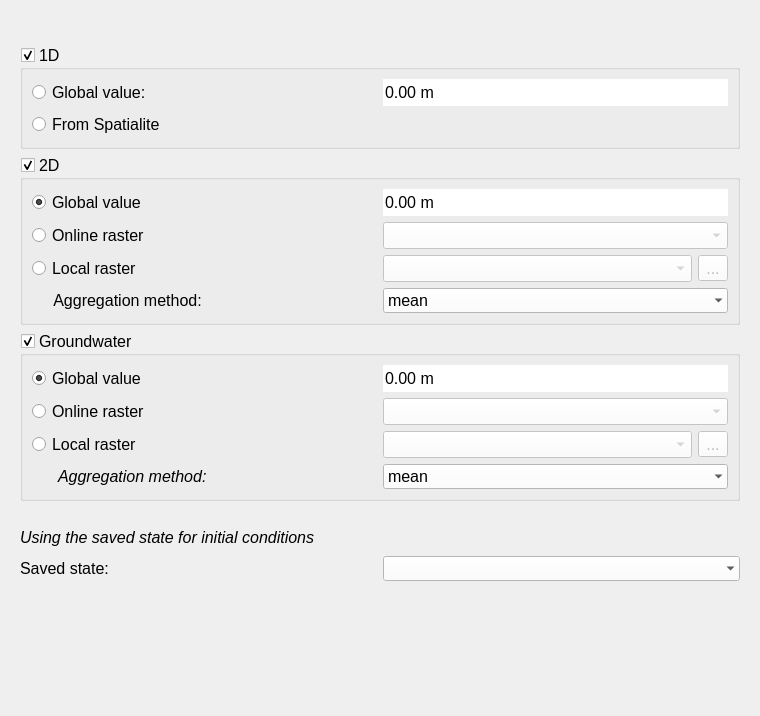
Before: the Qt Designer form threedi_models_and_simulations/ui/simulation_wizard/page_initial_conditions.ui in nens/threedi-api-qgis-client, drawn with Qt 5.
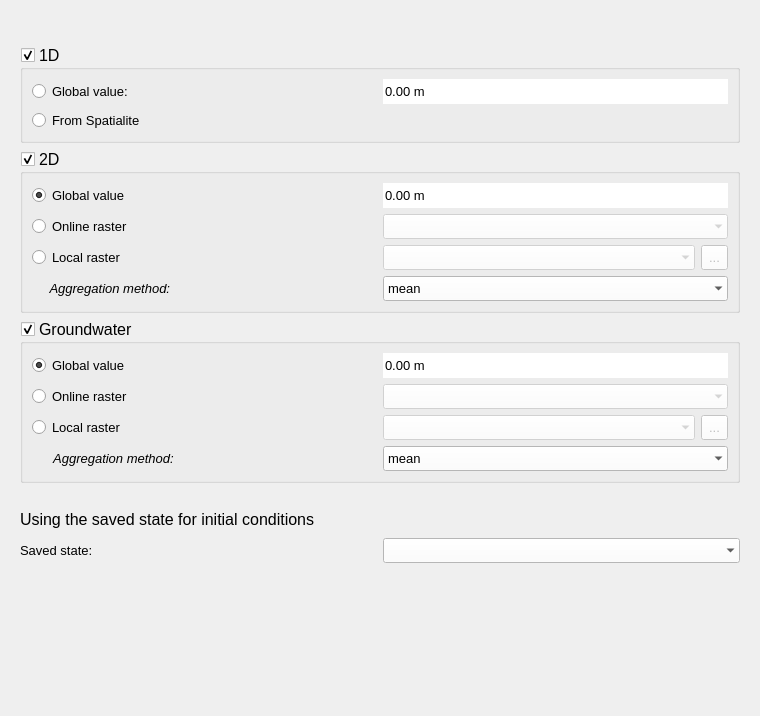
After: the same form once the commit is applied. Custom widgets are drawn as their Qt base class.

Commit message: Work on using local initial water level rasters within simulation wizard.

Patch:
```diff
--- a/threedi_models_and_simulations/ui/simulation_wizard/page_initial_conditions.ui
+++ b/threedi_models_and_simulations/ui/simulation_wizard/page_initial_conditions.ui
@@ -139,8 +139,8 @@
            <property name="font">
             <font>
              <family>Segoe UI</family>
-             <pointsize>12</pointsize>
-             <italic>false</italic>
+             <pointsize>10</pointsize>
+             <italic>true</italic>
             </font>
            </property>
            <property name="text">
@@ -150,6 +150,12 @@
          </item>
          <item row="3" column="0">
           <widget class="QRadioButton" name="rb_2d_local_raster">
+           <property name="font">
+            <font>
+             <family>Segoe UI</family>
+             <pointsize>10</pointsize>
+            </font>
+           </property>
            <property name="text">
             <string>Local raster</string>
            </property>
@@ -157,6 +163,12 @@
          </item>
          <item row="2" column="0">
           <widget class="QRadioButton" name="rb_2d_online_raster">
+           <property name="font">
+            <font>
+             <family>Segoe UI</family>
+             <pointsize>10</pointsize>
+            </font>
+           </property>
            <property name="text">
             <string>Online raster</string>
            </property>
@@ -167,6 +179,24 @@
            <property name="enabled">
             <bool>false</bool>
            </property>
+           <property name="minimumSize">
+            <size>
+             <width>300</width>
+             <height>25</height>
+            </size>
+           </property>
+           <property name="font">
+            <font>
+             <family>Segoe UI</family>
+             <pointsize>10</pointsize>
+            </font>
+           </property>
+           <property name="styleSheet">
+            <string notr="true">QComboBox {background-color:white; selection-background-color: lightgray;}</string>
+           </property>
+           <property name="frame">
+            <bool>false</bool>
+           </property>
           </widget>
          </item>
          <item row="5" column="2">
@@ -186,7 +216,7 @@
            <property name="font">
             <font>
              <family>Segoe UI</family>
-             <pointsize>12</pointsize>
+             <pointsize>10</pointsize>
             </font>
            </property>
            <property name="styleSheet">
@@ -214,6 +244,12 @@
          </item>
          <item row="1" column="0">
           <widget class="QRadioButton" name="rb_2d_global_value">
+           <property name="font">
+            <font>
+             <family>Segoe UI</family>
+             <pointsize>10</pointsize>
+            </font>
+           </property>
            <property name="text">
             <string>Global value</string>
            </property>
@@ -239,7 +275,7 @@
            <property name="font">
             <font>
              <family>Segoe UI</family>
-             <pointsize>12</pointsize>
+             <pointsize>10</pointsize>
             </font>
            </property>
            <property name="styleSheet">
@@ -275,6 +311,24 @@
              <property name="enabled">
               <bool>false</bool>
              </property>
+             <property name="minimumSize">
+              <size>
+               <width>0</width>
+               <height>25</height>
+              </size>
+             </property>
+             <property name="font">
+              <font>
+               <family>Segoe UI</family>
+               <pointsize>10</pointsize>
+              </font>
+             </property>
+             <property name="styleSheet">
+              <string notr="true">QComboBox {background-color:white; selection-background-color: lightgray;}</string>
+             </property>
+             <property name="frame">
+              <bool>false</bool>
+             </property>
              <property name="showCrs">
               <bool>true</bool>
              </property>
@@ -285,6 +339,18 @@
              <property name="enabled">
               <bool>false</bool>
              </property>
+             <property name="minimumSize">
+              <size>
+               <width>0</width>
+               <height>25</height>
+              </size>
+             </property>
+             <property name="font">
+              <font>
+               <family>Segoe UI</family>
+               <pointsize>10</pointsize>
+              </font>
+             </property>
              <property name="text">
               <string>...</string>
              </property>
@@ -336,7 +402,7 @@
            <property name="font">
             <font>
              <family>Segoe UI</family>
-             <pointsize>12</pointsize>
+             <pointsize>10</pointsize>
              <italic>true</italic>
             </font>
            </property>
@@ -362,7 +428,7 @@
            <property name="font">
             <font>
              <family>Segoe UI</family>
-             <pointsize>12</pointsize>
+             <pointsize>10</pointsize>
              <kerning>true</kerning>
             </font>
            </property>
@@ -391,6 +457,12 @@
          </item>
          <item row="1" column="0">
           <widget class="QRadioButton" name="rb_gw_online_raster">
+           <property name="font">
+            <font>
+             <family>Segoe UI</family>
+             <pointsize>10</pointsize>
+            </font>
+           </property>
            <property name="text">
             <string>Online raster</string>
            </property>
@@ -401,10 +473,34 @@
            <property name="enabled">
             <bool>false</bool>
            </property>
+           <property name="minimumSize">
+            <size>
+             <width>300</width>
+             <height>25</height>
+            </size>
+           </property>
+           <property name="font">
+            <font>
+             <family>Segoe UI</family>
+             <pointsize>10</pointsize>
+            </font>
+           </property>
+           <property name="styleSheet">
+            <string notr="true">QComboBox {background-color:white; selection-background-color: lightgray;}</string>
+           </property>
+           <property name="frame">
+            <bool>false</bool>
+           </property>
           </widget>
          </item>
          <item row="0" column="0">
           <widget class="QRadioButton" name="rb_gw_global_value">
+           <property name="font">
+            <font>
+             <family>Segoe UI</family>
+             <pointsize>10</pointsize>
+            </font>
+           </property>
            <property name="text">
             <string>Global value</string>
            </property>
@@ -415,6 +511,12 @@
          </item>
          <item row="2" column="0">
           <widget class="QRadioButton" name="rb_gw_local_raster">
+           <property name="font">
+            <font>
+             <family>Segoe UI</family>
+             <pointsize>10</pointsize>
+            </font>
+           </property>
            <property name="text">
             <string>Local raster</string>
            </property>
@@ -437,7 +539,7 @@
            <property name="font">
             <font>
              <family>Segoe UI</family>
-             <pointsize>12</pointsize>
+             <pointsize>10</pointsize>
             </font>
            </property>
            <property name="styleSheet">
@@ -470,6 +572,24 @@
              <property name="enabled">
               <bool>false</bool>
              </property>
+             <property name="minimumSize">
+              <size>
+               <width>0</width>
+               <height>25</height>
+              </size>
+             </property>
+             <property name="font">
+              <font>
+               <family>Segoe UI</family>
+               <pointsize>10</pointsize>
+              </font>
+             </property>
+             <property name="styleSheet">
+              <string notr="true">QComboBox {background-color:white; selection-background-color: lightgray;}</string>
+             </property>
+             <property name="frame">
+              <bool>false</bool>
+             </property>
             </widget>
            </item>
            <item>
@@ -477,6 +597,18 @@
              <property name="enabled">
               <bool>false</bool>
              </property>
+             <property name="minimumSize">
+              <size>
+               <width>0</width>
+               <height>25</height>
+              </size>
+             </property>
+             <property name="font">
+              <font>
+               <family>Segoe UI</family>
+               <pointsize>10</pointsize>
+              </font>
+             </property>
              <property name="text">
               <string>...</string>
              </property>
@@ -504,6 +636,12 @@
         <layout class="QGridLayout" name="gridLayout_7">
          <item row="1" column="0">
           <widget class="QRadioButton" name="rb_d1_dd">
+           <property name="font">
+            <font>
+             <family>Segoe UI</family>
+             <pointsize>10</pointsize>
+            </font>
+           </property>
            <property name="text">
             <string>From Spatialite</string>
            </property>
@@ -526,7 +664,7 @@
            <property name="font">
             <font>
              <family>Segoe UI</family>
-             <pointsize>12</pointsize>
+             <pointsize>10</pointsize>
             </font>
            </property>
            <property name="styleSheet">
@@ -557,6 +695,12 @@
          </item>
          <item row="0" column="0">
           <widget class="QRadioButton" name="rb_d1_gv">
+           <property name="font">
+            <font>
+             <family>Segoe UI</family>
+             <pointsize>10</pointsize>
+            </font>
+           </property>
            <property name="text">
             <string>Global value:</string>
            </property>
@@ -594,7 +738,7 @@
         <property name="font">
          <font>
           <family>Segoe UI</family>
-          <pointsize>12</pointsize>
+          <pointsize>10</pointsize>
          </font>
         </property>
         <property name="text">
@@ -619,7 +763,7 @@
         <property name="font">
          <font>
           <family>Segoe UI</family>
-          <pointsize>12</pointsize>
+          <pointsize>10</pointsize>
          </font>
         </property>
         <property name="styleSheet">
@@ -648,7 +792,7 @@
          <font>
           <family>Segoe UI</family>
           <pointsize>12</pointsize>
-          <italic>true</italic>
+          <italic>false</italic>
          </font>
         </property>
         <property name="text">
```
Left out of the diff: 4 changed lines with no effect on the pictures. The commit also changes 3 other files.
